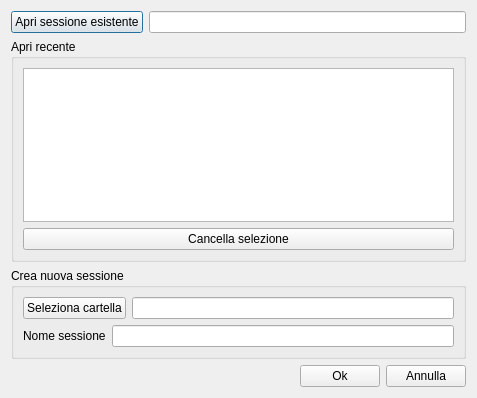
zorbaproject/Bran, file forms/sessione.ui: the form before one commit.
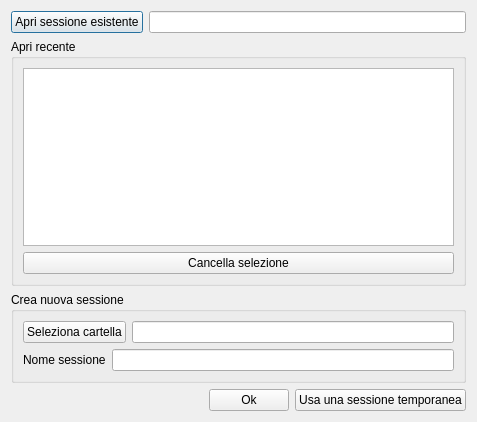
The form after the commit.

Commit message: Sessione temporanea

What changed in the file:
```diff
--- a/forms/sessione.ui
+++ b/forms/sessione.ui
@@ -7,7 +7,7 @@
     <x>0</x>
     <y>0</y>
     <width>477</width>
-    <height>398</height>
+    <height>422</height>
    </rect>
   </property>
   <property name="minimumSize">
@@ -115,7 +115,7 @@
      <item>
       <widget class="QPushButton" name="annulla">
        <property name="text">
-        <string>Annulla</string>
+        <string>Usa una sessione temporanea</string>
        </property>
       </widget>
      </item>
```
The commit also changes 7 other files.
